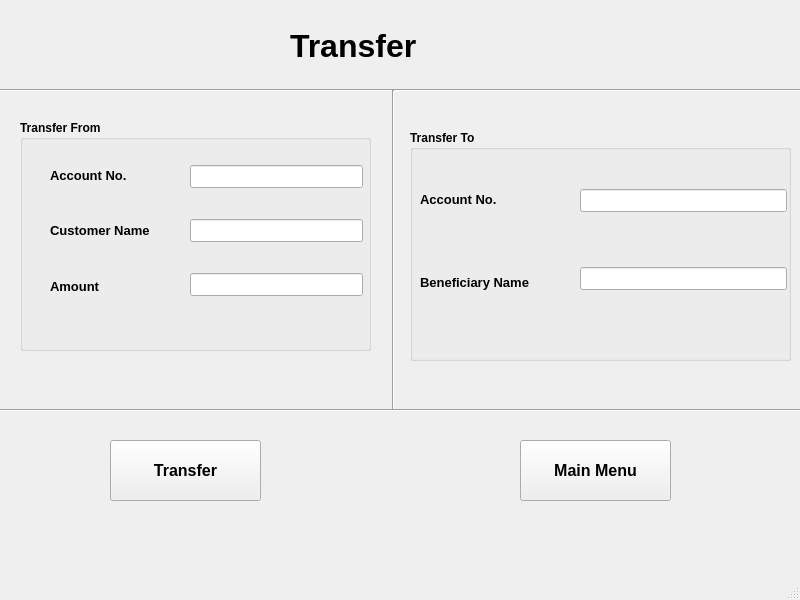
Qt form transfer.ui (iamroHit12/BankMangement) before a commit.
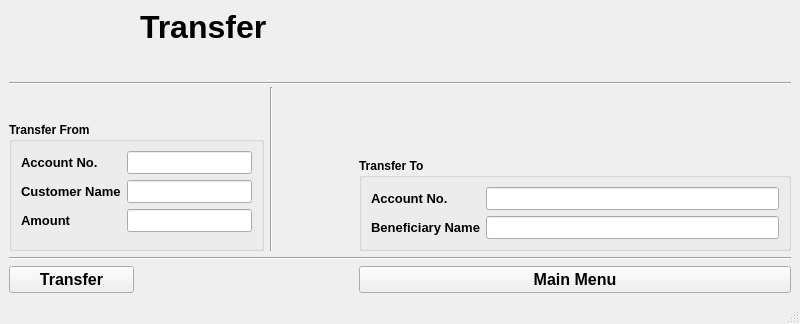
The same form after that commit.

```diff
--- a/transfer.ui
+++ b/transfer.ui
@@ -7,22 +7,30 @@
     <x>0</x>
     <y>0</y>
     <width>800</width>
-    <height>600</height>
+    <height>324</height>
    </rect>
   </property>
   <property name="windowTitle">
    <string>MainWindow</string>
   </property>
   <widget class="QWidget" name="centralwidget">
+   <layout class="QGridLayout" name="gridLayout_3">
+    <item row="6" column="4">
+     <widget class="QPushButton" name="pushButton_main">
+      <property name="font">
+       <font>
+        <pointsize>12</pointsize>
+        <weight>75</weight>
+        <bold>true</bold>
+       </font>
+      </property>
+      <property name="text">
+       <string>Main Menu</string>
+      </property>
+     </widget>
+    </item>
+    <item row="0" column="1" colspan="3">
    <widget class="QLabel" name="label">
-    <property name="geometry">
-     <rect>
-      <x>290</x>
-      <y>0</y>
-      <width>191</width>
-      <height>91</height>
-     </rect>
-    </property>
     <property name="font">
      <font>
       <pointsize>24</pointsize>
@@ -34,41 +42,37 @@
      <string>Transfer</string>
     </property>
    </widget>
+    </item>
+    <item row="5" column="0" colspan="5">
+     <widget class="Line" name="line_3">
+      <property name="orientation">
+       <enum>Qt::Horizontal</enum>
+      </property>
+     </widget>
+    </item>
+    <item row="6" column="0">
+     <widget class="QPushButton" name="pushButton">
+      <property name="font">
+       <font>
+        <pointsize>12</pointsize>
+        <weight>75</weight>
+        <bold>true</bold>
+       </font>
+      </property>
+      <property name="text">
+       <string>Transfer</string>
+      </property>
+     </widget>
+    </item>
+    <item row="1" column="0" rowspan="2" colspan="5">
    <widget class="Line" name="line">
-    <property name="geometry">
-     <rect>
-      <x>0</x>
-      <y>80</y>
-      <width>801</width>
-      <height>20</height>
-     </rect>
-    </property>
     <property name="orientation">
      <enum>Qt::Horizontal</enum>
     </property>
    </widget>
-   <widget class="Line" name="line_2">
-    <property name="geometry">
-     <rect>
-      <x>383</x>
-      <y>90</y>
-      <width>20</width>
-      <height>321</height>
-     </rect>
-    </property>
-    <property name="orientation">
-     <enum>Qt::Vertical</enum>
-    </property>
-   </widget>
+    </item>
+    <item row="3" column="0" rowspan="2" colspan="2">
    <widget class="QGroupBox" name="groupBox">
-    <property name="geometry">
-     <rect>
-      <x>20</x>
-      <y>120</y>
-      <width>351</width>
-      <height>231</height>
-     </rect>
-    </property>
     <property name="font">
      <font>
       <weight>75</weight>
@@ -78,15 +82,8 @@
     <property name="title">
      <string>Transfer From</string>
     </property>
-    <widget class="QWidget" name="">
-     <property name="geometry">
-      <rect>
-       <x>30</x>
-       <y>30</y>
-       <width>141</width>
-       <height>161</height>
-      </rect>
-     </property>
+      <layout class="QFormLayout" name="formLayout">
+       <item row="0" column="0">
      <layout class="QVBoxLayout" name="verticalLayout">
       <item>
        <widget class="QLabel" name="label_2">
@@ -131,16 +128,8 @@
        </widget>
       </item>
      </layout>
-    </widget>
-    <widget class="QWidget" name="">
-     <property name="geometry">
-      <rect>
-       <x>170</x>
-       <y>20</y>
-       <width>173</width>
-       <height>181</height>
-      </rect>
-     </property>
+       </item>
+       <item row="0" column="1">
      <layout class="QVBoxLayout" name="verticalLayout_2">
       <item>
        <widget class="QLineEdit" name="lineEdit">
@@ -176,17 +165,19 @@
        </widget>
       </item>
      </layout>
-    </widget>
-   </widget>
+       </item>
+      </layout>
+     </widget>
+    </item>
+    <item row="2" column="2" rowspan="3" colspan="2">
+     <widget class="Line" name="line_2">
+      <property name="orientation">
+       <enum>Qt::Vertical</enum>
+      </property>
+     </widget>
+    </item>
+    <item row="4" column="4">
    <widget class="QGroupBox" name="groupBox_2">
-    <property name="geometry">
-     <rect>
-      <x>410</x>
-      <y>130</y>
-      <width>381</width>
-      <height>231</height>
-     </rect>
-    </property>
     <property name="font">
      <font>
       <weight>75</weight>
@@ -196,17 +187,10 @@
     <property name="title">
      <string>Transfer To</string>
     </property>
-    <widget class="QWidget" name="">
-     <property name="geometry">
-      <rect>
-       <x>10</x>
-       <y>30</y>
-       <width>152</width>
-       <height>161</height>
-      </rect>
-     </property>
-     <layout class="QVBoxLayout" name="verticalLayout_3">
-      <item>
+      <layout class="QGridLayout" name="gridLayout">
+       <item row="0" column="0">
+        <layout class="QGridLayout" name="gridLayout_2">
+         <item row="0" column="0">
        <widget class="QLabel" name="label_5">
         <property name="font">
          <font>
@@ -220,7 +204,7 @@
         </property>
        </widget>
       </item>
-      <item>
+         <item row="1" column="0">
        <widget class="QLabel" name="label_6">
         <property name="font">
          <font>
@@ -235,16 +219,8 @@
        </widget>
       </item>
      </layout>
-    </widget>
-    <widget class="QWidget" name="">
-     <property name="geometry">
-      <rect>
-       <x>170</x>
-       <y>10</y>
-       <width>207</width>
-       <height>201</height>
-      </rect>
-     </property>
+       </item>
+       <item row="0" column="1">
      <layout class="QVBoxLayout" name="verticalLayout_4">
       <item>
        <widget class="QLineEdit" name="lineEdit_4">
@@ -269,61 +245,11 @@
        </widget>
       </item>
      </layout>
-    </widget>
-   </widget>
-   <widget class="Line" name="line_3">
-    <property name="geometry">
-     <rect>
-      <x>0</x>
-      <y>400</y>
-      <width>801</width>
-      <height>20</height>
-     </rect>
-    </property>
-    <property name="orientation">
-     <enum>Qt::Horizontal</enum>
-    </property>
-   </widget>
-   <widget class="QPushButton" name="pushButton">
-    <property name="geometry">
-     <rect>
-      <x>110</x>
-      <y>440</y>
-      <width>151</width>
-      <height>61</height>
-     </rect>
-    </property>
-    <property name="font">
-     <font>
-      <pointsize>12</pointsize>
-      <weight>75</weight>
-      <bold>true</bold>
-     </font>
-    </property>
-    <property name="text">
-     <string>Transfer</string>
-    </property>
-   </widget>
-   <widget class="QPushButton" name="pushButton_main">
-    <property name="geometry">
-     <rect>
-      <x>520</x>
-      <y>440</y>
-      <width>151</width>
-      <height>61</height>
-     </rect>
-    </property>
-    <property name="font">
-     <font>
-      <pointsize>12</pointsize>
-      <weight>75</weight>
-      <bold>true</bold>
-     </font>
-    </property>
-    <property name="text">
-     <string>Main Menu</string>
-    </property>
-   </widget>
+       </item>
+      </layout>
+     </widget>
+    </item>
+   </layout>
   </widget>
   <widget class="QMenuBar" name="menubar">
    <property name="geometry">
```
Left out of the diff: 2 changed lines with no effect on the pictures. Lines whose indentation alone changed are shown as unchanged.
